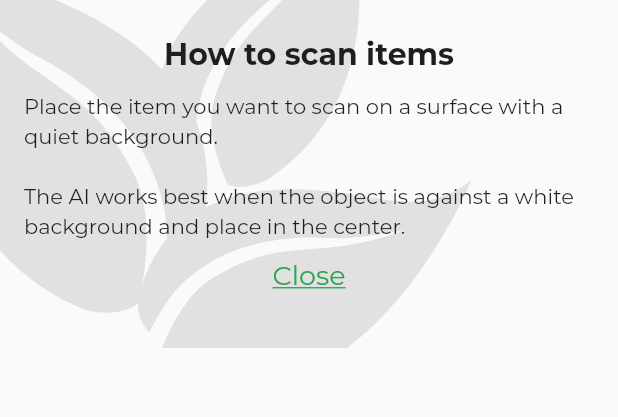
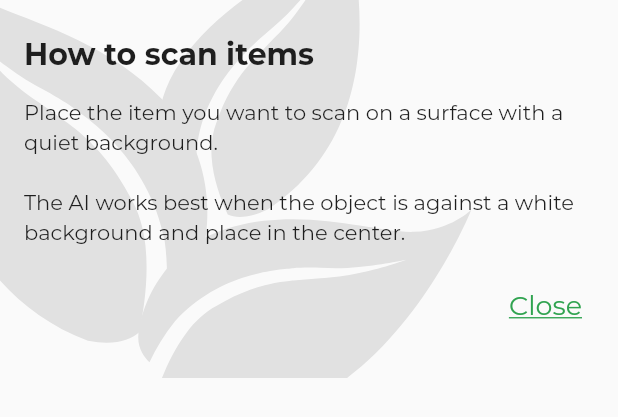
Before and after one commit to matthewyingtao/environ, a Flutter app: the HelpDialog widget shown alone on an empty page, opened directly, on a phone screen of 412 x 824 dp. Shown: the top 417 px of the screen. Run offline on Flutter 3.47's test engine with Material 2 defaults, Android fonts, the phone set to English and light mode, and no system bars; our stand-ins replace camera, cloud_firestore, firebase_auth, firebase_core, flutter_spinkit, flutter_svg and 3 more; missing offline and left inert: tflite; accounts and stored records are empty.

Commit message:
Aligned text and buttons in HelpDialog

```diff
--- a/lib/screens/home/help_dialog.dart
+++ b/lib/screens/home/help_dialog.dart
@@ -28,19 +28,25 @@ class HelpDialog extends StatelessWidget {
               padding: EdgeInsets.symmetric(horizontal: 16.0, vertical: 24.0),
               child: Column(
                 children: [
-                  Text(
+                  Align(
+                    alignment: Alignment.topLeft,
+                    child: Text(
                       'How to scan items',
                       style: Theme.of(context)
                           .textTheme
                           .headline6!
                           .copyWith(color: black),
                     ),
-                  SizedBox(height: 12.0),
+                  ),
+                  SizedBox(height: 16.0),
                   Text(
                     'Place the item you want to scan on a surface with a quiet background. \n\nThe AI works best when the object is against a white background and place in the center.',
                     style: TextStyle(color: black),
                   ),
-                  TextButton(
+                  SizedBox(height: 16.0),
+                  Align(
+                    alignment: Alignment.bottomRight,
+                    child: TextButton(
                       child: Text(
                         'Close',
                         style: linkButtonStyle,
@@ -48,6 +54,7 @@ class HelpDialog extends StatelessWidget {
                       onPressed: () {
                         Navigator.of(context).pop();
                       },
+                    ),
                   ),
                 ],
               ),
```
Lines whose indentation alone changed are shown as unchanged.
